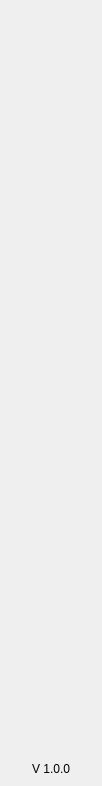
Old version of the form src/qt/bltg/forms/navmenuwidget.ui in the repository minerric/BLTG.
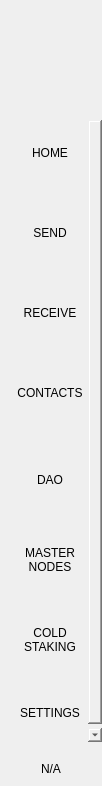
New version of the form.

What changed in the file:
```diff
--- a/src/qt/bltg/forms/navmenuwidget.ui
+++ b/src/qt/bltg/forms/navmenuwidget.ui
@@ -36,7 +36,7 @@
    </property>
    <item>
     <widget class="QWidget" name="navContainer_2" native="true">
-     <layout class="QVBoxLayout" name="navContainer" stretch="0,0,0,0,0,0,0,0,1,0,0">
+     <layout class="QVBoxLayout" name="navContainer" stretch="0,0,0,0">
       <property name="spacing">
        <number>0</number>
       </property>
@@ -75,6 +75,90 @@
        </widget>
       </item>
       <item>
+       <widget class="QScrollArea" name="scrollAreaNav">
+        <property name="sizePolicy">
+         <sizepolicy hsizetype="Expanding" vsizetype="Expanding">
+          <horstretch>0</horstretch>
+          <verstretch>0</verstretch>
+         </sizepolicy>
+        </property>
+        <property name="minimumSize">
+         <size>
+          <width>0</width>
+          <height>0</height>
+         </size>
+        </property>
+        <property name="styleSheet">
+         <string notr="true">QScrollBar {
+height:0px;
+ width:0px;
+}
+
+#scrollAreaNav{
+background-color:transparent;
+}</string>
+        </property>
+        <property name="horizontalScrollBarPolicy">
+         <enum>Qt::ScrollBarAlwaysOff</enum>
+        </property>
+        <property name="sizeAdjustPolicy">
+         <enum>QAbstractScrollArea::AdjustToContents</enum>
+        </property>
+        <property name="widgetResizable">
+         <bool>true</bool>
+        </property>
+        <property name="alignment">
+         <set>Qt::AlignLeading|Qt::AlignLeft|Qt::AlignTop</set>
+        </property>
+        <widget class="QWidget" name="scrollAreaNavVert">
+         <property name="geometry">
+          <rect>
+           <x>0</x>
+           <y>0</y>
+           <width>100</width>
+           <height>640</height>
+          </rect>
+         </property>
+         <property name="sizePolicy">
+          <sizepolicy hsizetype="Preferred" vsizetype="Expanding">
+           <horstretch>0</horstretch>
+           <verstretch>0</verstretch>
+          </sizepolicy>
+         </property>
+         <property name="minimumSize">
+          <size>
+           <width>0</width>
+           <height>0</height>
+          </size>
+         </property>
+         <property name="autoFillBackground">
+          <bool>false</bool>
+         </property>
+         <property name="styleSheet">
+          <string notr="true">#scrollAreaNavVert{
+background-color:transparent;
+}</string>
+         </property>
+         <layout class="QVBoxLayout" name="verticalLayout_3">
+          <property name="spacing">
+           <number>0</number>
+          </property>
+          <property name="sizeConstraint">
+           <enum>QLayout::SetDefaultConstraint</enum>
+          </property>
+          <property name="leftMargin">
+           <number>0</number>
+          </property>
+          <property name="topMargin">
+           <number>0</number>
+          </property>
+          <property name="rightMargin">
+           <number>0</number>
+          </property>
+          <property name="bottomMargin">
+           <number>0</number>
+          </property>
+          <item>
        <widget class="QToolButton" name="btnDashboard">
         <property name="minimumSize">
          <size>
@@ -83,7 +167,8 @@
          </size>
         </property>
         <property name="text">
-         <string/>
+             <string>HOME
+</string>
         </property>
         <property name="iconSize">
          <size>
@@ -111,7 +196,8 @@
          </size>
         </property>
         <property name="text">
-         <string/>
+             <string>SEND
+</string>
         </property>
         <property name="iconSize">
          <size>
@@ -136,7 +222,8 @@
          </size>
         </property>
         <property name="text">
-         <string/>
+             <string>RECEIVE
+</string>
         </property>
         <property name="checkable">
          <bool>true</bool>
@@ -155,7 +242,8 @@
          </size>
         </property>
         <property name="text">
-         <string/>
+             <string>CONTACTS
+</string>
         </property>
         <property name="iconSize">
          <size>
@@ -172,7 +260,7 @@
        </widget>
       </item>
       <item>
-       <widget class="QToolButton" name="btnPrivacy">
+           <widget class="QToolButton" name="btnGovernance">
         <property name="minimumSize">
          <size>
           <width>100</width>
@@ -180,7 +268,7 @@
          </size>
         </property>
         <property name="text">
-         <string/>
+             <string>DAO</string>
         </property>
         <property name="iconSize">
          <size>
@@ -205,7 +293,8 @@
          </size>
         </property>
         <property name="text">
-         <string/>
+             <string>MASTER
+NODES</string>
         </property>
         <property name="iconSize">
          <size>
@@ -230,7 +319,8 @@
          </size>
         </property>
         <property name="text">
-         <string/>
+             <string>COLD
+STAKING</string>
         </property>
         <property name="iconSize">
          <size>
@@ -255,7 +345,8 @@
          </size>
         </property>
         <property name="text">
-         <string/>
+             <string>SETTINGS
+</string>
         </property>
         <property name="iconSize">
          <size>
@@ -269,6 +360,10 @@
         <property name="autoExclusive">
          <bool>true</bool>
         </property>
+           </widget>
+          </item>
+         </layout>
+        </widget>
        </widget>
       </item>
       <item>
@@ -276,18 +371,27 @@
         <property name="orientation">
          <enum>Qt::Vertical</enum>
         </property>
+        <property name="sizeType">
+         <enum>QSizePolicy::Minimum</enum>
+        </property>
         <property name="sizeHint" stdset="0">
          <size>
           <width>20</width>
-          <height>40</height>
+          <height>20</height>
          </size>
         </property>
        </spacer>
       </item>
       <item alignment="Qt::AlignHCenter">
        <widget class="QLabel" name="labelVersion">
+        <property name="maximumSize">
+         <size>
+          <width>16777215</width>
+          <height>60</height>
+         </size>
+        </property>
         <property name="text">
-         <string>V 1.0.0</string>
+         <string notr="true">N/A</string>
         </property>
         <property name="alignment">
          <set>Qt::AlignBottom|Qt::AlignHCenter</set>
```
Left out of the diff: 2 changed lines with no effect on the pictures. Lines whose indentation alone changed are shown as unchanged.
